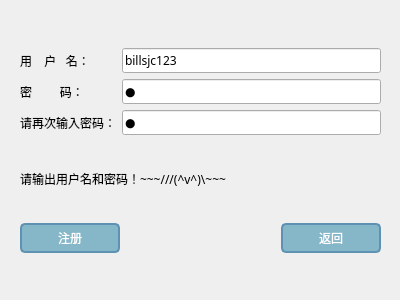
Above: 综合部分/src_code/client/registerwidget.ui from billsjc123/2020-Course-Design-of-Cpp before the change. Below: the same form after it.
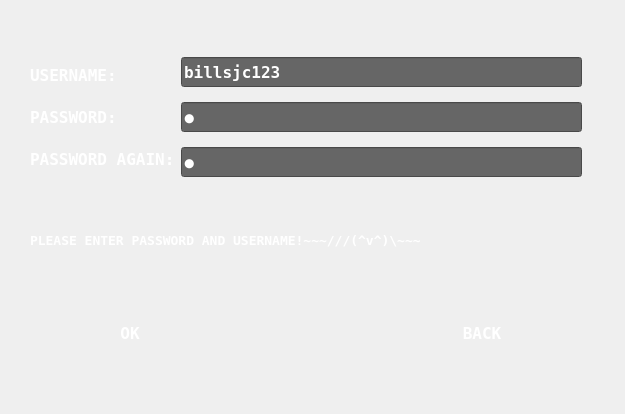
That is the form after the change.

```diff
--- a/综合部分/src_code/client/registerwidget.ui
+++ b/综合部分/src_code/client/registerwidget.ui
@@ -6,8 +6,8 @@
    <rect>
     <x>0</x>
     <y>0</y>
-    <width>400</width>
-    <height>300</height>
+    <width>625</width>
+    <height>414</height>
    </rect>
   </property>
   <property name="font">
@@ -21,10 +21,10 @@
   <widget class="QWidget" name="layoutWidget">
    <property name="geometry">
     <rect>
-     <x>20</x>
-     <y>30</y>
-     <width>361</width>
-     <height>241</height>
+     <x>30</x>
+     <y>20</y>
+     <width>552</width>
+     <height>381</height>
     </rect>
    </property>
    <layout class="QGridLayout" name="gridLayout">
@@ -34,22 +34,58 @@
        <layout class="QVBoxLayout" name="verticalLayout_2">
         <item>
          <widget class="QLabel" name="labelUsername">
+          <property name="font">
+           <font>
+            <family>Terminal</family>
+            <pointsize>12</pointsize>
+            <weight>75</weight>
+            <bold>true</bold>
+           </font>
+          </property>
+          <property name="styleSheet">
+           <string notr="true">color:white;
+</string>
+          </property>
           <property name="text">
-           <string>用    户   名：</string>
+           <string>USERNAME:</string>
           </property>
          </widget>
         </item>
         <item>
          <widget class="QLabel" name="labelPassword">
+          <property name="font">
+           <font>
+            <family>Terminal</family>
+            <pointsize>12</pointsize>
+            <weight>75</weight>
+            <bold>true</bold>
+           </font>
+          </property>
+          <property name="styleSheet">
+           <string notr="true">color:white;
+</string>
+          </property>
           <property name="text">
-           <string>密         码：</string>
+           <string>PASSWORD:</string>
           </property>
          </widget>
         </item>
         <item>
          <widget class="QLabel" name="labelPassword_2">
+          <property name="font">
+           <font>
+            <family>Terminal</family>
+            <pointsize>12</pointsize>
+            <weight>75</weight>
+            <bold>true</bold>
+           </font>
+          </property>
+          <property name="styleSheet">
+           <string notr="true">color:white;
+</string>
+          </property>
           <property name="text">
-           <string>请再次输入密码：</string>
+           <string>PASSWORD AGAIN:</string>
           </property>
          </widget>
         </item>
@@ -57,8 +93,29 @@
       </item>
       <item>
        <layout class="QVBoxLayout" name="verticalLayout">
+        <property name="spacing">
+         <number>15</number>
+        </property>
         <item>
          <widget class="QLineEdit" name="lineEditUsename">
+          <property name="minimumSize">
+           <size>
+            <width>0</width>
+            <height>30</height>
+           </size>
+          </property>
+          <property name="font">
+           <font>
+            <family>Terminal</family>
+            <pointsize>12</pointsize>
+            <weight>75</weight>
+            <bold>true</bold>
+           </font>
+          </property>
+          <property name="styleSheet">
+           <string notr="true">color:white;
+background-color:#666666</string>
+          </property>
           <property name="text">
            <string>billsjc123</string>
           </property>
@@ -72,6 +129,22 @@
         </item>
         <item>
          <widget class="QLineEdit" name="lineEditPassword">
+          <property name="sizePolicy">
+           <sizepolicy hsizetype="MinimumExpanding" vsizetype="Maximum">
+            <horstretch>0</horstretch>
+            <verstretch>0</verstretch>
+           </sizepolicy>
+          </property>
+          <property name="minimumSize">
+           <size>
+            <width>0</width>
+            <height>30</height>
+           </size>
+          </property>
+          <property name="styleSheet">
+           <string notr="true">color:white;
+background-color:#666666</string>
+          </property>
           <property name="text">
            <string>1</string>
           </property>
@@ -85,6 +158,16 @@
         </item>
         <item>
          <widget class="QLineEdit" name="lineEditPassword_2">
+          <property name="minimumSize">
+           <size>
+            <width>0</width>
+            <height>30</height>
+           </size>
+          </property>
+          <property name="styleSheet">
+           <string notr="true">color:white;
+background-color:#666666</string>
+          </property>
           <property name="text">
            <string>1</string>
           </property>
@@ -106,15 +189,22 @@
        <widget class="QPushButton" name="pushButtonReg">
         <property name="minimumSize">
          <size>
-          <width>100</width>
-          <height>30</height>
+          <width>200</width>
+          <height>60</height>
          </size>
         </property>
+        <property name="font">
+         <font>
+          <family>Terminal</family>
+          <pointsize>12</pointsize>
+          <weight>75</weight>
+          <bold>true</bold>
+         </font>
+        </property>
         <property name="styleSheet">
          <string notr="true">QPushButton#pushButtonReg
 {
-background-color:rgb(134,183,200);
-border:2px solid #5F92B2;
+
 border-radius:5px;
 color:white
 }
@@ -134,7 +224,7 @@
 }</string>
         </property>
         <property name="text">
-         <string>注册</string>
+         <string>OK</string>
         </property>
        </widget>
       </item>
@@ -155,15 +245,22 @@
        <widget class="QPushButton" name="pushButtonBack">
         <property name="minimumSize">
          <size>
-          <width>100</width>
-          <height>30</height>
+          <width>200</width>
+          <height>60</height>
          </size>
         </property>
+        <property name="font">
+         <font>
+          <family>Terminal</family>
+          <pointsize>12</pointsize>
+          <weight>75</weight>
+          <bold>true</bold>
+         </font>
+        </property>
         <property name="styleSheet">
          <string notr="true">QPushButton#pushButtonBack
 {
-background-color:rgb(134,183,200);
-border:2px solid #5F92B2;
+
 border-radius:5px;
 color:white
 }
@@ -183,7 +280,7 @@
 }</string>
         </property>
         <property name="text">
-         <string>返回</string>
+         <string>BACK</string>
         </property>
        </widget>
       </item>
@@ -199,11 +296,18 @@
       </property>
       <property name="font">
        <font>
-        <family>幼圆</family>
+        <family>Terminal</family>
+        <pointsize>10</pointsize>
+        <weight>75</weight>
+        <bold>true</bold>
        </font>
       </property>
+      <property name="styleSheet">
+       <string notr="true">color:white;
+</string>
+      </property>
       <property name="text">
-       <string>请输出用户名和密码！~~~///(^v^)\~~~</string>
+       <string>PLEASE ENTER PASSWORD AND USERNAME!~~~///(^v^)\~~~</string>
       </property>
       <property name="textFormat">
        <enum>Qt::AutoText</enum>
```
Left out of the diff: 6 changed lines with no effect on the pictures.
